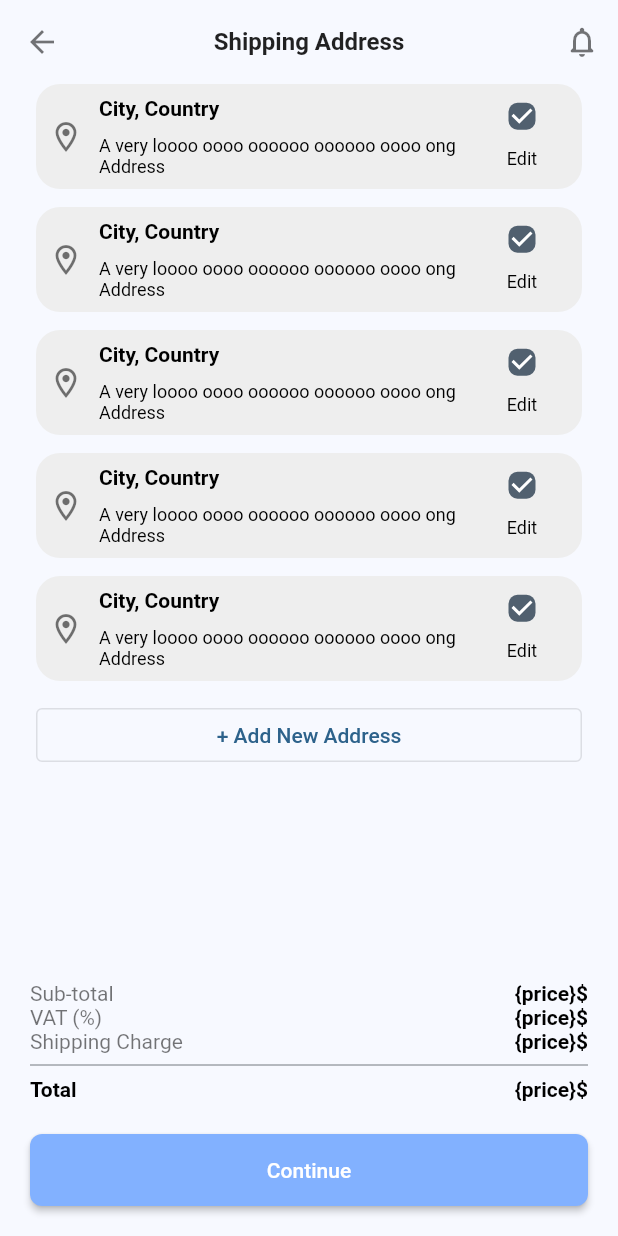
After one commit to ngocnam11/e_shop, a Flutter app: the CheckoutScreen screen opened directly, on a phone screen of 412 x 824 dp. The commit adds this screen. Run offline on Flutter 3.47's test engine with Material 2 defaults, Android fonts, the phone set to English and light mode, and no system bars; our stand-ins replace flutter_svg.

Commit message:
add new screens

```diff
--- a/lib/router/router.dart
+++ b/lib/router/router.dart
@@ -9,6 +9,8 @@ abstract class AppRouter {
   static const String signup = '/signup';
   static const String search = '/search';
   static const String cart = '/cart';
+  static const String checkout = '/checkout';
+  static const String newaddress = '/new_address';
   static const String wishlist = '/wishlist';
   static const String chat = '/chat';
   static const String profile = '/profile';
@@ -30,6 +32,10 @@ abstract class AppRouter {
         return SearchScreen.route();
       case cart:
         return CartScreen.route();
+      case checkout:
+        return CheckoutScreen.route();
+      case newaddress:
+        return NewAddressScreen.route();
       case wishlist:
         return WishlistScreen.route();
       case chat:
--- /dev/null
+++ b/lib/screens/checkout_screen.dart
@@ -0,0 +1,228 @@
+import 'package:flutter/material.dart';
+
+import '../router/router.dart';
+
+class CheckoutScreen extends StatelessWidget {
+  const CheckoutScreen({Key? key}) : super(key: key);
+
+  static MaterialPageRoute route() {
+    return MaterialPageRoute(
+      settings: const RouteSettings(name: AppRouter.checkout),
+      builder: (_) => const CheckoutScreen(),
+    );
+  }
+
+  final int countItem = 5;
+
+  @override
+  Widget build(BuildContext context) {
+    return Scaffold(
+      appBar: AppBar(
+        title: const Text('Shipping Address'),
+        actions: [
+          IconButton(
+            onPressed: () {},
+            icon: const Icon(Icons.notifications_none_rounded),
+          ),
+        ],
+      ),
+      body: ListView.separated(
+        padding: const EdgeInsets.symmetric(horizontal: 24),
+        itemBuilder: (context, index) {
+          if (index != countItem) {
+            return Container(
+              height: 70,
+              width: double.maxFinite,
+              padding: const EdgeInsets.all(8.0),
+              decoration: BoxDecoration(
+                color: Colors.grey[200],
+                borderRadius: BorderRadius.circular(16),
+              ),
+              child: Row(
+                mainAxisAlignment: MainAxisAlignment.spaceBetween,
+                children: [
+                  const Icon(Icons.location_on_outlined),
+                  const SizedBox(width: 10),
+                  Expanded(
+                    child: Column(
+                      mainAxisAlignment: MainAxisAlignment.spaceBetween,
+                      crossAxisAlignment: CrossAxisAlignment.start,
+                      children: <Text>[
+                        Text(
+                          'City, Country',
+                          style: Theme.of(context).textTheme.headline5,
+                        ),
+                        Text(
+                          'A very loooo oooo oooooo oooooo oooo ong Address',
+                          style: Theme.of(context).textTheme.bodyText1,
+                          maxLines: 2,
+                          overflow: TextOverflow.ellipsis,
+                          // softWrap: false,
+                        ),
+                      ],
+                    ),
+                  ),
+                  Column(
+                    children: [
+                      Expanded(
+                        flex: 1,
+                        child: Checkbox(
+                          value: true,
+                          onChanged: (value) {},
+                        ),
+                      ),
+                      Expanded(
+                        flex: 1,
+                        child: TextButton(
+                          onPressed: () {},
+                          child: Text(
+                            'Edit',
+                            style: Theme.of(context).textTheme.bodyText1,
+                          ),
+                        ),
+                      ),
+                    ],
+                  ),
+                ],
+              ),
+            );
+          }
+          return OutlinedButton(
+            onPressed: () {
+              Navigator.of(context).pushNamed(AppRouter.newaddress);
+            },
+            child: Text('+ Add New Address'),
+          );
+        },
+        separatorBuilder: (context, index) => const SizedBox(height: 12),
+        itemCount: (countItem + 1),
+      ),
+      // Padding(
+      //   padding: const EdgeInsets.symmetric(horizontal: 24),
+      //   child: Container(
+      //     width: double.infinity,
+      //     height: 80,
+      //     color: Colors.grey.shade200,
+      //     child: Row(
+      //       children: [
+      //         Icon(Icons.location_on_outlined),
+      //         SizedBox(width: 8),
+      //         Column(
+      //           crossAxisAlignment: CrossAxisAlignment.start,
+      //           children: [
+      //             Text(
+      //               'City',
+      //               style: Theme.of(context).textTheme.headline5,
+      //             ),
+      //             Text(
+      //               'this is an address',
+      //               style: Theme.of(context).textTheme.headline6,
+      //             ),
+      //           ],
+      //         ),
+      //         Column(
+      //           mainAxisAlignment: MainAxisAlignment.start,
+      //           mainAxisSize: MainAxisSize.min,
+      //           children: [
+      //             Checkbox(
+      //               value: false,
+      //               onChanged: (value) {},
+      //             ),
+      //
+      //           ],
+      //         )
+      //       ],
+      //     ),
+      //   ),
+      // ),
+      bottomNavigationBar: Padding(
+        padding: const EdgeInsets.all(20),
+        child: SizedBox(
+          height: 150,
+          child: Column(
+            mainAxisAlignment: MainAxisAlignment.spaceBetween,
+            children: [
+              Column(
+                children: [
+                  Row(
+                    mainAxisAlignment: MainAxisAlignment.spaceBetween,
+                    children: <Widget>[
+                      Text(
+                        'Sub-total',
+                        style: Theme.of(context).textTheme.headline5!.copyWith(
+                              color: Colors.black54,
+                              fontWeight: FontWeight.normal,
+                            ),
+                      ),
+                      Text(
+                        '{price}\$',
+                        style: Theme.of(context).textTheme.headline5,
+                      ),
+                    ],
+                  ),
+                  Row(
+                    mainAxisAlignment: MainAxisAlignment.spaceBetween,
+                    children: <Widget>[
+                      Text(
+                        'VAT (%)',
+                        style: Theme.of(context).textTheme.headline5!.copyWith(
+                              color: Colors.black54,
+                              fontWeight: FontWeight.normal,
+                            ),
+                      ),
+                      Text(
+                        '{price}\$',
+                        style: Theme.of(context).textTheme.headline5,
+                      ),
+                    ],
+                  ),
+                  Row(
+                    mainAxisAlignment: MainAxisAlignment.spaceBetween,
+                    children: <Widget>[
+                      Text(
+                        'Shipping Charge',
+                        style: Theme.of(context).textTheme.headline5!.copyWith(
+                              color: Colors.black54,
+                              fontWeight: FontWeight.normal,
+                            ),
+                      ),
+                      Text(
+                        '{price}\$',
+                        style: Theme.of(context).textTheme.headline5,
+                      ),
+                    ],
+                  ),
+                  const Divider(),
+                  Row(
+                    mainAxisAlignment: MainAxisAlignment.spaceBetween,
+                    children: <Widget>[
+                      Text(
+                        'Total',
+                        style: Theme.of(context).textTheme.headline5,
+                      ),
+                      Text(
+                        '{price}\$',
+                        style: Theme.of(context).textTheme.headline5,
+                      ),
+                    ],
+                  ),
+                ],
+              ),
+              ElevatedButton(
+                onPressed: () {},
+                style: ElevatedButton.styleFrom(
+                  padding: const EdgeInsets.symmetric(
+                    vertical: 16,
+                  ),
+                  primary: Colors.blueAccent.shade100,
+                  fixedSize: const Size.fromWidth(500),
+                ),
+                child: const Text('Continue'),
+              ),
+            ],
+          ),
+        ),
+      ),
+    );
+  }
+}
```
Also changed, not shown: lib/screens/new_address_screen.dart (added, +118 -0 lines).
